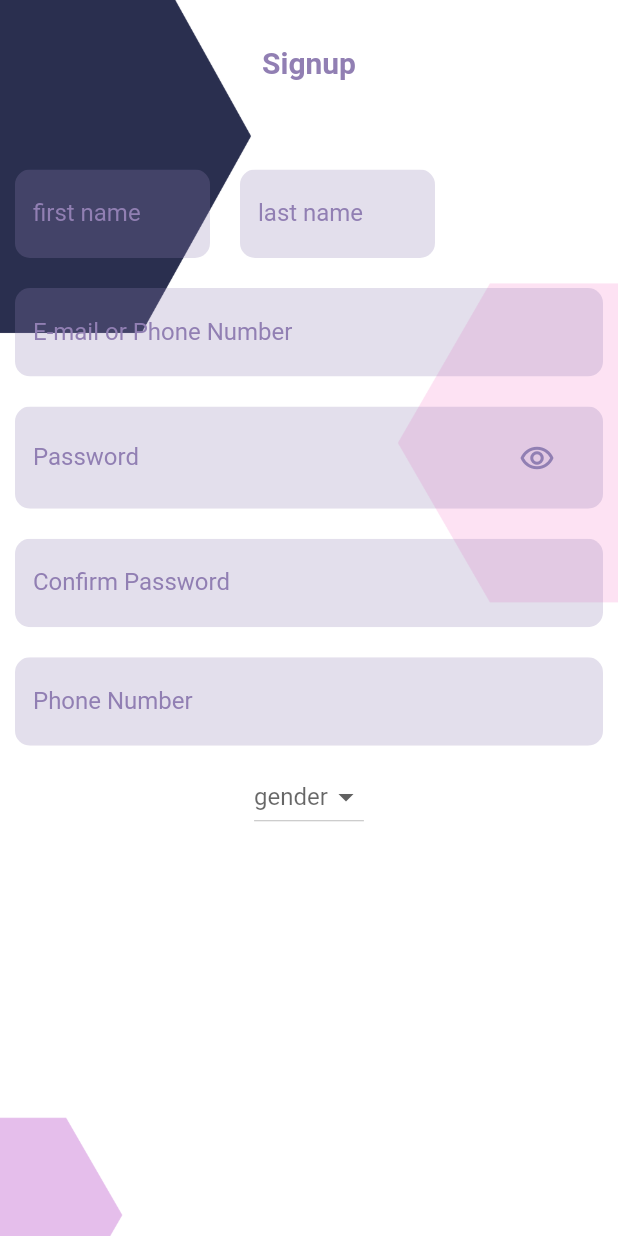
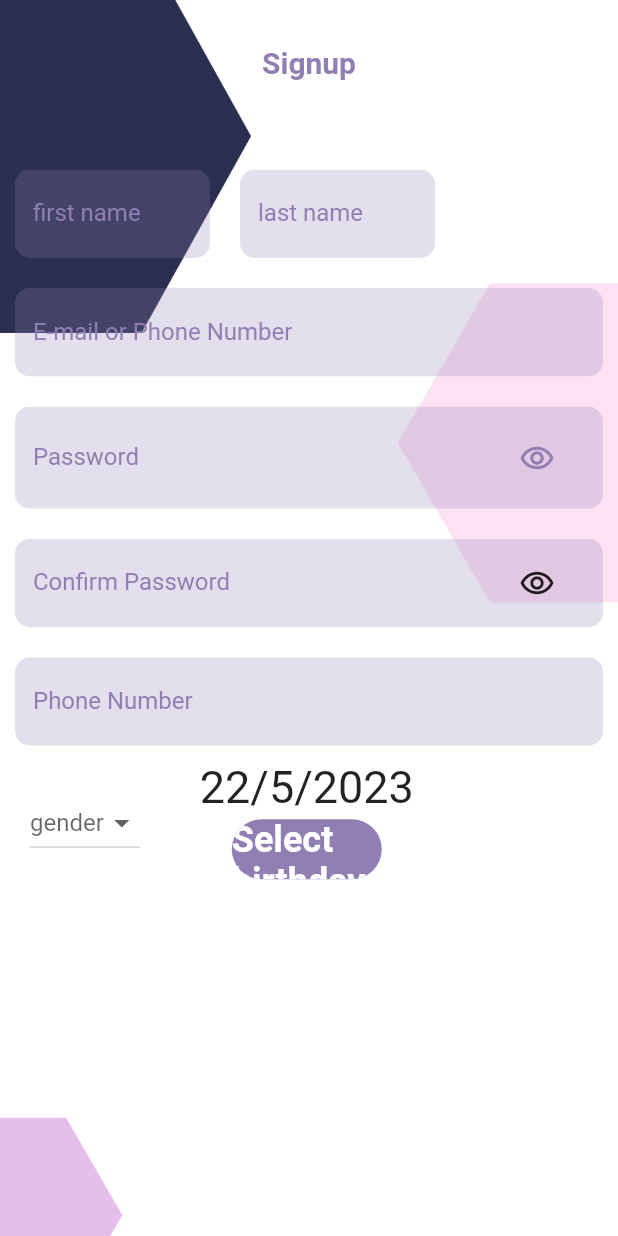
Before and after one commit to MazenJadaan/SocialMaster2, a Flutter app: the Signup screen opened directly, on a phone screen of 412 x 824 dp. Run offline on Flutter 3.47's test engine with Material 2 defaults, Android fonts, the phone set to English and light mode, and no system bars; our stand-ins replace font_awesome_flutter, google_sign_in; Roboto replaces fonts that are missing (Pacifico).

```diff
--- a/lib/main.dart
+++ b/lib/main.dart
@@ -1,6 +1,8 @@
 import 'package:flutter/material.dart';
 
 import 'package:social_master/modules/auth/login.dart';
+
+import 'modules/auth/Signup.dart';
 
 
 void main() {
@@ -20,7 +22,7 @@ class MyApp extends StatelessWidget {
 
           // primarySwatch: Colors.purple,
           ),
-      home: Login(),
+      home: Signup(),
     );
   }
 }
--- a/lib/models/obscure.dart
+++ /dev/null
@@ -1,19 +0,0 @@
-import 'package:flutter/cupertino.dart';
-
-class Obscure_Model extends ChangeNotifier {
-bool obscure1=true;
-bool obscure2=true;
-bool obscure3=true;
-dosomething1 (){
-  obscure1= !obscure1;
-  notifyListeners();
-}
-dosomething2 (){
-  obscure2= !obscure2;
-  notifyListeners();
-}
-dosomething3 (){
-  obscure3= !obscure3;
-  notifyListeners();
-}
-}
--- /dev/null
+++ b/lib/models/obscure_model.dart
@@ -0,0 +1,31 @@
+import 'package:flutter/cupertino.dart';
+import 'package:flutter/material.dart';
+
+import '../shared/styles/colors.dart';
+
+class ObscureModel extends ChangeNotifier {
+  bool obscure1 = true;
+  Icon icon1 =
+      Icon(Icons.remove_red_eye_outlined, color: AppTheme.colors.purple);
+  bool obscure2 = true;
+  bool obscure3 = true;
+
+  dosomething1() {
+    obscure1 = !obscure1;
+    icon1 == Icon(Icons.remove_red_eye_outlined, color: AppTheme.colors.purple)
+        ? icon1 = Icon(Icons.remove_red_eye, color: AppTheme.colors.purple)
+        : icon1 =
+            Icon(Icons.remove_red_eye_outlined, color: AppTheme.colors.purple);
+    notifyListeners();
+  }
+
+  dosomething2() {
+    obscure2 = !obscure2;
+    notifyListeners();
+  }
+
+  dosomething3() {
+    obscure3 = !obscure3;
+    notifyListeners();
+  }
+}
--- a/lib/modules/auth/Signup.dart
+++ b/lib/modules/auth/Signup.dart
@@ -2,29 +2,43 @@ import 'package:flutter/material.dart';
 import 'package:provider/provider.dart';
 import 'package:social_master/shared/components/components.dart';
 import '../../shared/styles/colors.dart';
-import 'package:social_master/models/obscure.dart';
+import 'package:social_master/models/obscure_model.dart';
 
-class Signup extends StatelessWidget {
+class Signup extends StatefulWidget {
   Signup({Key? key}) : super(key: key);
-  var _firstNameController = TextEditingController();
-  var _lastNameController = TextEditingController();
-  var _emailController = TextEditingController();
-  var _passwordController = TextEditingController();
-  var _confirmPasswordController = TextEditingController();
-  var _phoneNumberController = TextEditingController();
+
+  @override
+  State<Signup> createState() => _SignupState();
+}
+
+class _SignupState extends State<Signup> {
+  final _firstNameController = TextEditingController();
+
+  final _lastNameController = TextEditingController();
+
+  final _emailController = TextEditingController();
+
+  final _passwordController = TextEditingController();
+
+  final _confirmPasswordController = TextEditingController();
+
+  final _phoneNumberController = TextEditingController();
+
   var _dropDownValue;
+
+  DateTime date = DateTime.now();
 
   @override
   Widget build(BuildContext context) {
     var formKey = GlobalKey<FormState>();
     return ChangeNotifierProvider(
-        create: (context) => Obscure_Model(),
+      create: (context) => ObscureModel(),
       child: Scaffold(
         resizeToAvoidBottomInset: false,
         backgroundColor: Colors.transparent,
         body: Container(
           decoration: const BoxDecoration(
-                  image:DecorationImage(
+              image: DecorationImage(
                   image: AssetImage("assets/images/test.png"),
                   fit: BoxFit.cover)),
           child: Form(
@@ -70,8 +84,8 @@ class Signup extends StatelessWidget {
                     controller: _emailController,
                     validate: emptyValidate,
                     label: "E-mail or Phone Number"),
-                    Consumer<Obscure_Model>(builder: (context,model,child){
-                      return  MyTextFormField(
+                Consumer<ObscureModel>(builder: (context, model, child) {
+                  return MyTextFormField(
                     controller: _passwordController,
                     validate: emptyValidate,
                     label: "Password",
@@ -88,8 +102,9 @@ class Signup extends StatelessWidget {
                     ),
                   );
                 }),
-                   Consumer<Obscure_Model>(builder: (context,model,child){
-                     return  MyTextFormField(
+                Consumer<ObscureModel>(builder: (context, model, child) {
+                  return MyTextFormField(
+                      suffixIcon: Icon(Icons.remove_red_eye_outlined),
                       suffixOnPressed: () {
                         model.dosomething3();
                       },
@@ -98,13 +113,16 @@ class Signup extends StatelessWidget {
                       obscureText: model.obscure3,
                       label: "Confirm Password");
                 }),
-
-
                 MyTextFormField(
                     suffixOnPressed: () {},
                     controller: _phoneNumberController,
                     validate: emptyValidate,
                     label: "Phone Number"),
+                Row(
+                  children: [
+                    SizedBox(
+                      width: 20,
+                    ),
                     DropdownButton(
                         items: ["male", "female"]
                             .map((e) => DropdownMenuItem(
@@ -115,8 +133,36 @@ class Signup extends StatelessWidget {
                         value: _dropDownValue,
                         hint: const Text("gender"),
                         onChanged: (val) {
+                          //*****provider state management is missing
                           _dropDownValue = val!;
                         }),
+                    SizedBox(
+                      width: 40,
+                    ),
+                    Column(
+                      children: [
+                        Text(
+                          '${date.day}/${date.month}/${date.year}',
+                          style: const TextStyle(fontSize: 30),
+                        ),
+                        MyMaterialButton(
+                            text: 'Select birthday',
+                            width: 100,
+                            onPressed: () async {
+                              DateTime? newDate = await showDatePicker(
+                                context: context,
+                                initialDate: DateTime(2001,7,30),
+                                firstDate: DateTime(1930),
+                                lastDate: DateTime(date.year),
+                              );
+                              if (newDate == null) return;
+                              date = newDate;
+                              setState(() {});
+                            }),
+                      ],
+                    )
+                  ],
+                ),
               ],
             ),
           ),
```
Also changed, not shown: lib/modules/auth/login.dart (+5 -6 lines). Lines whose indentation alone changed are shown as unchanged.
